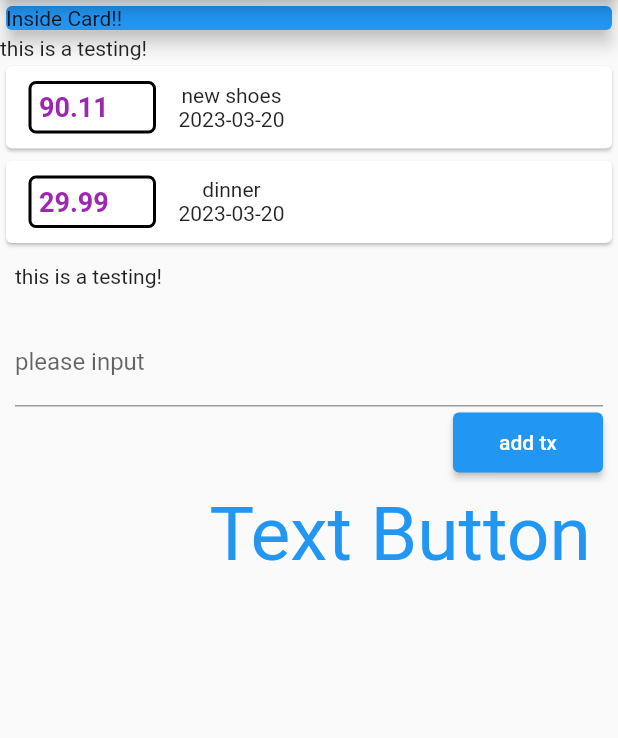
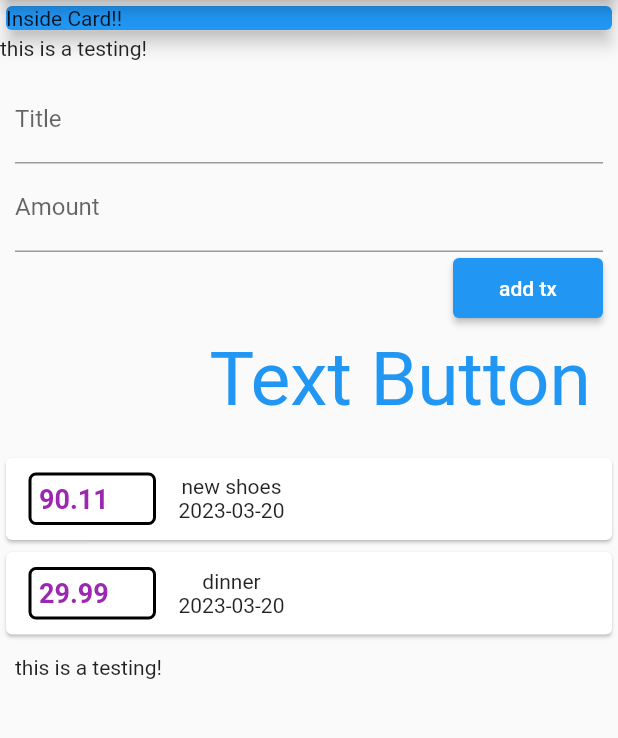
Before and after one commit to quantificial/flutter_expense_app, a Flutter app: the screen it shows after launch, after a tap on "add tx", on a phone screen of 412 x 824 dp, the part 84-822 px from its top. Run offline on Flutter 3.47's test engine with Material 2 defaults, Android fonts, the phone set to English and light mode, and no system bars.

Commit message:
refactor transaction model

```diff
--- a/lib/main.dart
+++ b/lib/main.dart
@@ -1,6 +1,6 @@
-import 'package:expense_app/transaction.dart';
 import 'package:flutter/material.dart';
 import 'package:intl/intl.dart';
+import './models/transaction.dart';
 
 void main() {
   runApp(MyApp());
@@ -17,7 +17,8 @@ class MyApp extends StatelessWidget {
 
   String textinput = "";
 
-  final textController = TextEditingController();
+  final titleController = TextEditingController();
+  final amountController = TextEditingController();
 
   // This widget is the root of your application.
   @override
@@ -45,6 +46,38 @@ class MyApp extends StatelessWidget {
               ),
               Container(
                 child: Text('this is a testing!'),
+              ),
+              Container(
+                padding: EdgeInsets.all(10),
+                child: Column(
+                  crossAxisAlignment: CrossAxisAlignment.end,
+                  children: [
+                    TextField(
+                      decoration: InputDecoration(labelText: 'Title'),
+                      controller: titleController,
+                      onTap: () {},
+                    ),
+                    TextField(
+                      decoration: InputDecoration(labelText: 'Amount'),
+                      controller: amountController,
+                      onTap: () {},
+                    ),
+                    ElevatedButton(
+                      style:
+                          ElevatedButton.styleFrom(minimumSize: Size(100, 40)),
+                      onPressed: () {
+                        print(titleController.text);
+                      },
+                      child: Text('add tx'),
+                    ),
+                    TextButton(
+                      onPressed: () {},
+                      child: Text('Text Button'),
+                      style: TextButton.styleFrom(
+                          textStyle: TextStyle(fontSize: 50)),
+                    )
+                  ],
+                ),
               ),
               Column(
                 children: transaction.map((e) {
@@ -79,37 +112,6 @@ class MyApp extends StatelessWidget {
                 padding: const EdgeInsets.all(10.0),
                 child: const Text('this is a testing!'),
               ),
-              Container(
-                padding: EdgeInsets.all(10),
-                child: Column(
-                  crossAxisAlignment: CrossAxisAlignment.end,
-                  children: [
-                    TextField(
-                      decoration: InputDecoration(labelText: 'please input'),
-                      onChanged: (value) {
-                        // this.textinput = value;
-                        // print(this.textinput);
-                      },
-                      controller: textController,
-                      onTap: () {},
-                    ),
-                    ElevatedButton(
-                      style:
-                          ElevatedButton.styleFrom(minimumSize: Size(100, 40)),
-                      onPressed: () {
-                        print(textController.text);
-                      },
-                      child: Text('add tx'),
-                    ),
-                    TextButton(
-                      onPressed: () {},
-                      child: Text('Text Button'),
-                      style: TextButton.styleFrom(
-                          textStyle: TextStyle(fontSize: 50)),
-                    )
-                  ],
-                ),
-              ),
             ],
           )),
     );
--- a/lib/transaction.dart
+++ b/lib/models/transaction.dart
@@ -1,3 +1,4 @@
+
 class Transaction {
   final String id;
   final String title;
```
